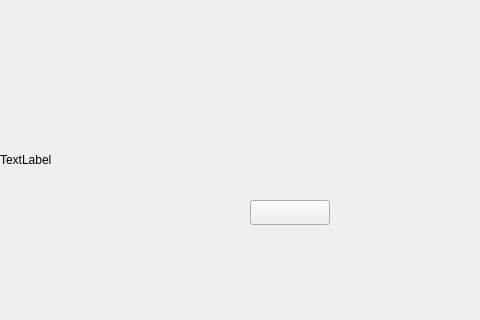
Above: game_begin.ui from whocare-no/Game_Defense before the change. Below: the same form after it.
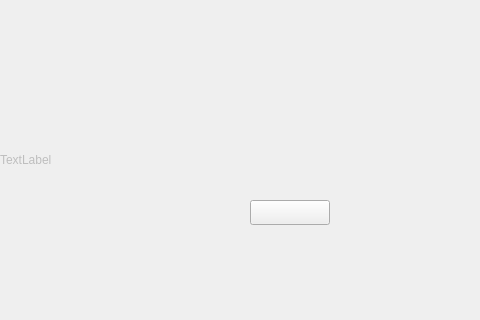
That is the form after the change.

What changed in the file:
```diff
--- a/game_begin.ui
+++ b/game_begin.ui
@@ -2,6 +2,9 @@
 <ui version="4.0">
  <class>game_begin</class>
  <widget class="QWidget" name="game_begin">
+  <property name="enabled">
+   <bool>true</bool>
+  </property>
   <property name="geometry">
    <rect>
     <x>0</x>
@@ -12,20 +15,23 @@
   </property>
   <property name="minimumSize">
    <size>
-    <width>480</width>
-    <height>320</height>
+    <width>0</width>
+    <height>0</height>
    </size>
   </property>
   <property name="maximumSize">
    <size>
-    <width>480</width>
-    <height>320</height>
+    <width>16777215</width>
+    <height>16777215</height>
    </size>
   </property>
   <property name="windowTitle">
    <string>Form</string>
   </property>
   <widget class="QLabel" name="label">
+   <property name="enabled">
+    <bool>false</bool>
+   </property>
    <property name="geometry">
     <rect>
      <x>0</x>
```
